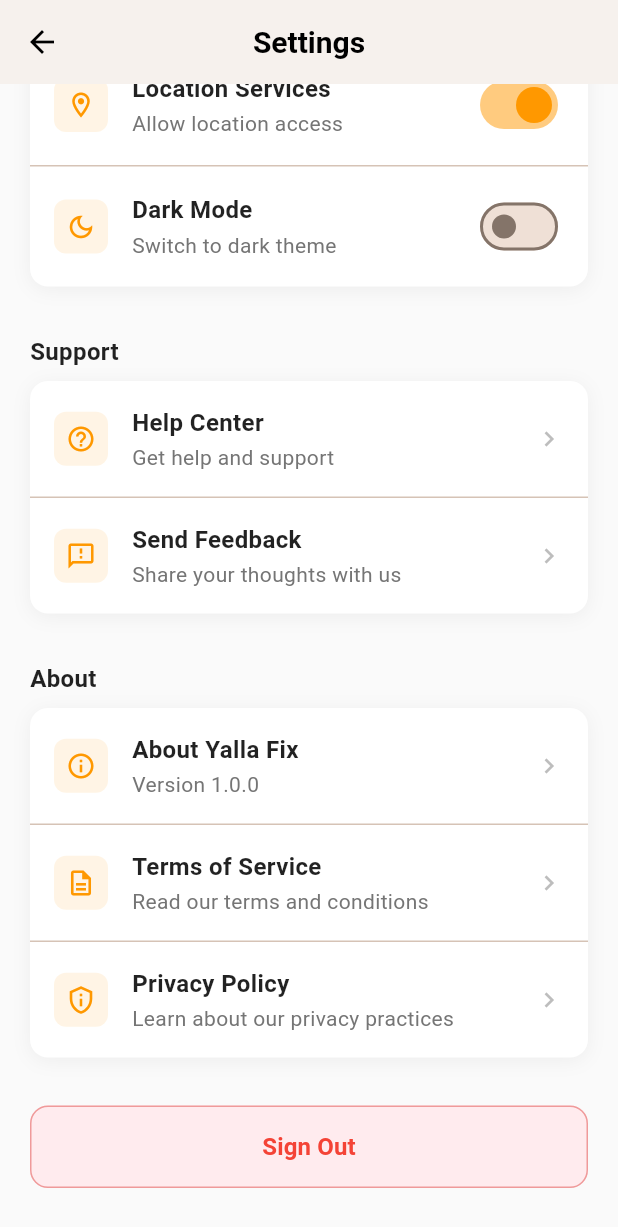
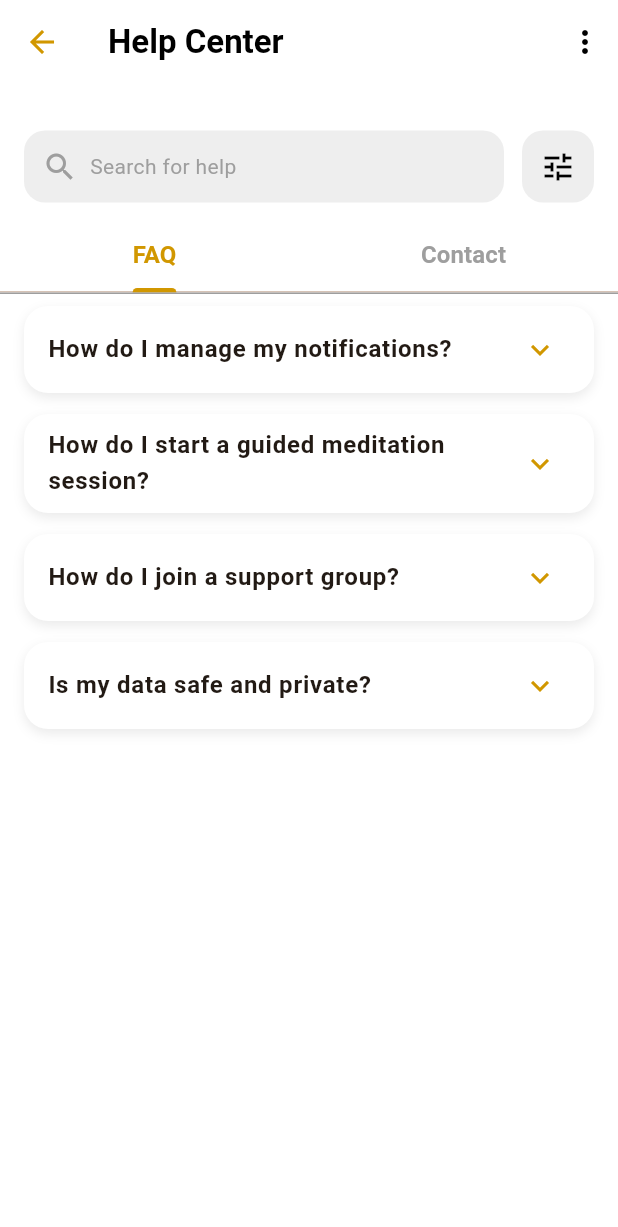
Before and after one commit to Ahmedhadyahmed/Yallafix, a Flutter app: the SettingPage screen opened directly, scrolled down 384 dp, after a tap on "Help Center", on a phone screen of 412 x 824 dp. Shown: the top 1227 px of the screen. Run offline on Flutter 3.47's test engine with Material 3 defaults, Android fonts, the phone set to English and light mode, and no system bars; Roboto replaces fonts that are missing (SF Pro Display).

Commit message:
Yalla fix

```diff
--- /dev/null
+++ b/lib/help_center_screen.dart
@@ -0,0 +1,203 @@
+import 'package:flutter/material.dart';
+import 'live_chat.dart';
+
+class HelpCenterScreen extends StatefulWidget {
+  const HelpCenterScreen({Key? key}) : super(key: key);
+
+  @override
+  State<HelpCenterScreen> createState() => _HelpCenterScreenState();
+}
+
+class _HelpCenterScreenState extends State<HelpCenterScreen>
+    with SingleTickerProviderStateMixin {
+  final Color primaryColor = const Color(0xFFD19700);
+
+  late TabController _tabController;
+
+  @override
+  void initState() {
+    super.initState();
+    _tabController = TabController(length: 2, vsync: this); // FAQ + Contact
+  }
+
+  @override
+  void dispose() {
+    _tabController.dispose();
+    super.dispose();
+  }
+
+  @override
+  Widget build(BuildContext context) {
+    return Scaffold(
+      backgroundColor: Colors.white,
+      appBar: AppBar(
+        backgroundColor: Colors.white,
+        elevation: 0,
+        leading: IconButton(
+          icon: Icon(Icons.arrow_back, color: primaryColor),
+          onPressed: () => Navigator.pop(context),
+        ),
+        title: const Text(
+          "Help Center",
+          style: TextStyle(
+            color: Colors.black,
+            fontWeight: FontWeight.bold,
+          ),
+        ),
+        actions: const [
+          Icon(Icons.more_vert, color: Colors.black),
+          SizedBox(width: 10),
+        ],
+        bottom: PreferredSize(
+          preferredSize: const Size.fromHeight(140),
+          child: Column(
+            children: [
+              // Search + filter
+              Padding(
+                padding:
+                const EdgeInsets.symmetric(horizontal: 16, vertical: 12),
+                child: Row(
+                  children: [
+                    Expanded(
+                      child: Container(
+                        height: 48,
+                        padding: const EdgeInsets.symmetric(horizontal: 12),
+                        decoration: BoxDecoration(
+                          color: Colors.grey[200],
+                          borderRadius: BorderRadius.circular(14),
+                        ),
+                        child: const Row(
+                          children: [
+                            Icon(Icons.search, color: Colors.grey),
+                            SizedBox(width: 8),
+                            Text(
+                              "Search for help",
+                              style: TextStyle(color: Colors.grey),
+                            ),
+                          ],
+                        ),
+                      ),
+                    ),
+                    const SizedBox(width: 12),
+                    Container(
+                      height: 48,
+                      width: 48,
+                      decoration: BoxDecoration(
+                        color: Colors.grey[200],
+                        borderRadius: BorderRadius.circular(14),
+                      ),
+                      child: const Icon(Icons.tune, color: Colors.black),
+                    ),
+                  ],
+                ),
+              ),
+              // Tabs
+              TabBar(
+                controller: _tabController,
+                indicatorColor: primaryColor,
+                labelColor: primaryColor,
+                unselectedLabelColor: Colors.grey,
+                labelStyle: const TextStyle(
+                    fontSize: 16, fontWeight: FontWeight.bold),
+                tabs: const [
+                  Tab(text: "FAQ"),
+                  Tab(text: "Contact"),
+                ],
+              ),
+              const Divider(height: 1, color: Colors.grey),
+            ],
+          ),
+        ),
+      ),
+      body: TabBarView(
+        controller: _tabController,
+        children: [
+          // FAQ Tab
+          ListView(
+            padding: const EdgeInsets.symmetric(horizontal: 16, vertical: 8),
+            children: [
+              _buildExpansionTile(
+                "How do I manage my notifications?",
+                "To manage notifications, go to \"Settings,\" select \"Notification Settings,\" and customize your preferences.",
+              ),
+              _buildExpansionTile(
+                "How do I start a guided meditation session?",
+                "Go to the Meditation section and select a guided session of your choice.",
+              ),
+              _buildExpansionTile(
+                "How do I join a support group?",
+                "Navigate to the Community section, then select a group that fits your interests.",
+              ),
+              _buildExpansionTile(
+                "Is my data safe and private?",
+                "Yes, we prioritize your privacy and follow strict security protocols.",
+              ),
+            ],
+          ),
+
+          // Contact Tab
+          ListView(
+            padding: const EdgeInsets.all(16),
+            children: [
+              ListTile(
+                leading: Icon(Icons.email, color: primaryColor),
+                title: const Text("Email Us"),
+                subtitle: const Text("support@example.com"),
+                onTap: () {},
+              ),
+              ListTile(
+                leading: Icon(Icons.phone, color: primaryColor),
+                title: const Text("Call Us"),
+                subtitle: const Text("+1 234 567 890"),
+                onTap: () {},
+              ),
+              ListTile(
+                leading: Icon(Icons.chat, color: primaryColor),
+                title: const Text("Live Chat"),
+                subtitle: const Text("Chat with our support team"),
+                onTap: () {
+                  Navigator.push(
+                    context,
+                    MaterialPageRoute(
+                        builder: (context) => const LiveChatScreen()),
+                  );
+                },
+              ),
+            ],
+          ),
+        ],
+      ),
+    );
+  }
+
+  Widget _buildExpansionTile(String title, String content) {
+    return Container(
+      margin: const EdgeInsets.only(bottom: 14),
+      decoration: BoxDecoration(
+        color: Colors.white,
+        borderRadius: BorderRadius.circular(16),
+        boxShadow: [
+          BoxShadow(
+            color: Colors.black.withOpacity(0.08),
+            blurRadius: 6,
+            offset: const Offset(0, 3),
+          )
+        ],
+      ),
+      child: ExpansionTile(
+        title: Text(
+          title,
+          style: const TextStyle(fontWeight: FontWeight.w600, fontSize: 16),
+        ),
+        iconColor: primaryColor,
+        collapsedIconColor: primaryColor,
+        children: [
+          Padding(
+            padding: const EdgeInsets.all(14.0),
+            child: Text(content, style: TextStyle(color: Colors.grey[700])),
+          ),
+        ],
+      ),
+    );
+  }
+}
--- a/lib/setting.dart
+++ b/lib/setting.dart
@@ -3,6 +3,7 @@
 import 'Login.dart';
 // Import the screens you'll navigate to
 import 'Privacy_&_Security.dart';
+import 'help_center_screen.dart';
 
 
 class SettingPage extends StatefulWidget {
@@ -134,7 +135,15 @@
                   icon: Icons.help_outline,
                   title: 'Help Center',
                   subtitle: 'Get help and support',
-                  onTap: () {},
+                  onTap: () {
+                    // Navigate to Help Center Screen
+                    Navigator.push(
+                      context,
+                      MaterialPageRoute(
+                        builder: (context) => const HelpCenterScreen(),
+                      ),
+                    );
+                  },
                 ),
                 const Divider(height: 1),
                 _buildSettingItem(
```
Also changed, not shown: lib/live_chat.dart (added, +91 -0 lines).
